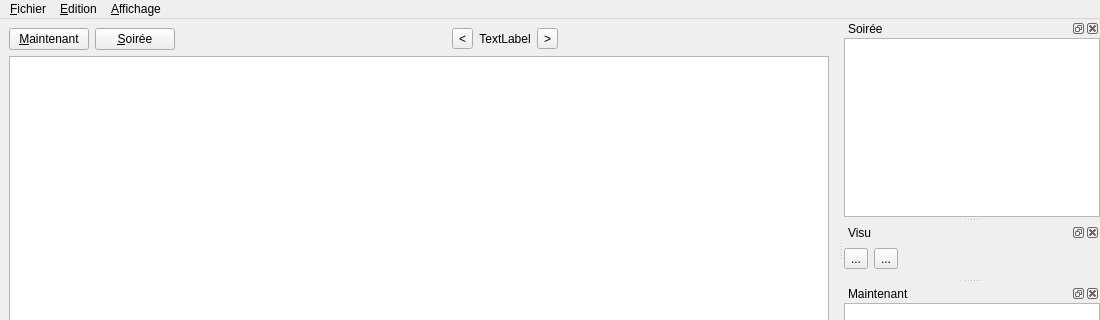
The window that ui/mainwindow.ui (jlbrd/qmagneto) describes before a commit, drawn with Qt 5; both pictures show x 0 to 1100 and y 0 to 320 of the 1100 by 720 pixel window.
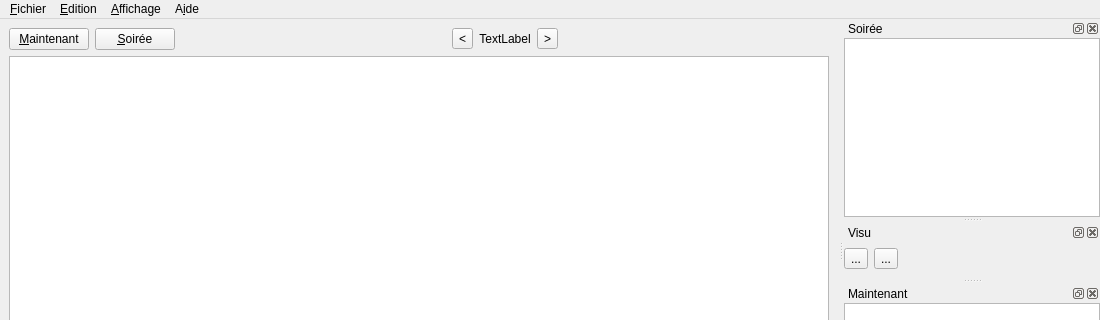
The same window after the commit. Icons and pictures are not drawn. Custom widgets are drawn as their Qt base class.

Commit message: - Ajout des dialogues About et AboutQt

```diff
--- a/ui/mainwindow.ui
+++ b/ui/mainwindow.ui
@@ -311,7 +311,7 @@
      <x>0</x>
      <y>0</y>
      <width>1100</width>
-     <height>29</height>
+     <height>25</height>
     </rect>
    </property>
    <widget class="QMenu" name="menu_Fichier" >
@@ -333,9 +333,17 @@
      <string>&amp;Affichage</string>
     </property>
    </widget>
+   <widget class="QMenu" name="menuA_ide" >
+    <property name="title" >
+     <string>A&amp;ide</string>
+    </property>
+    <addaction name="actionA_propos" />
+    <addaction name="actionA_propos_de_Qt" />
+   </widget>
    <addaction name="menu_Fichier" />
    <addaction name="menu_Edition" />
    <addaction name="menu_Affichage" />
+   <addaction name="menuA_ide" />
   </widget>
   <widget class="QStatusBar" name="statusbar" />
   <action name="action_Quitter" >
```
Left out of the diff: 10 changed lines with no effect on the pictures. The commit also changes 2 other files.
